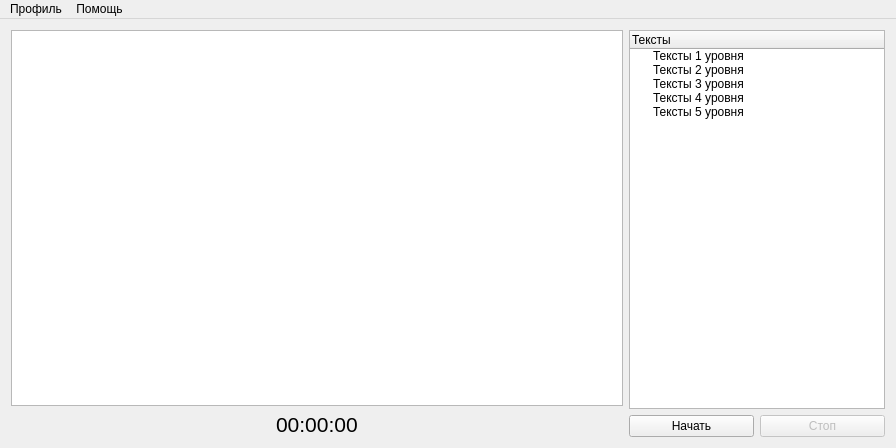
Above: mainwindow.ui from Nemilad/ReadSpeedTest before the change. Below: the same form after it.
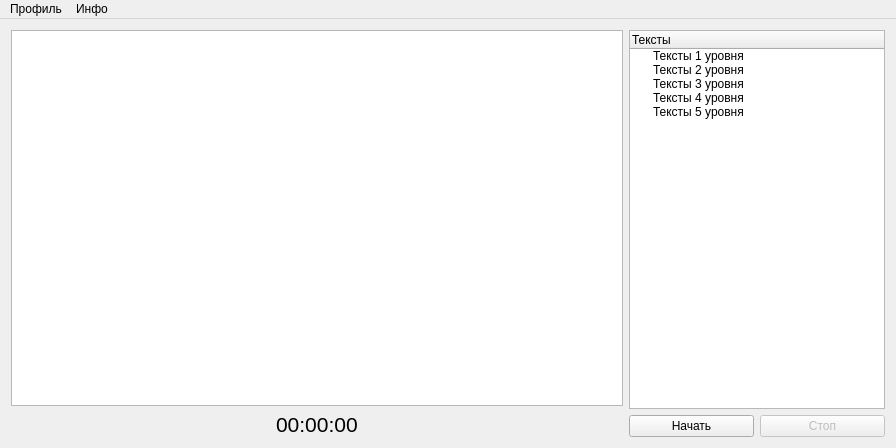
That is the form after the change.

```diff
--- a/mainwindow.ui
+++ b/mainwindow.ui
@@ -218,7 +218,7 @@
    </widget>
    <widget class="QMenu" name="menu_3">
     <property name="title">
-     <string>Помощь</string>
+     <string>Инфо</string>
     </property>
     <addaction name="prog_info"/>
    </widget>
```
